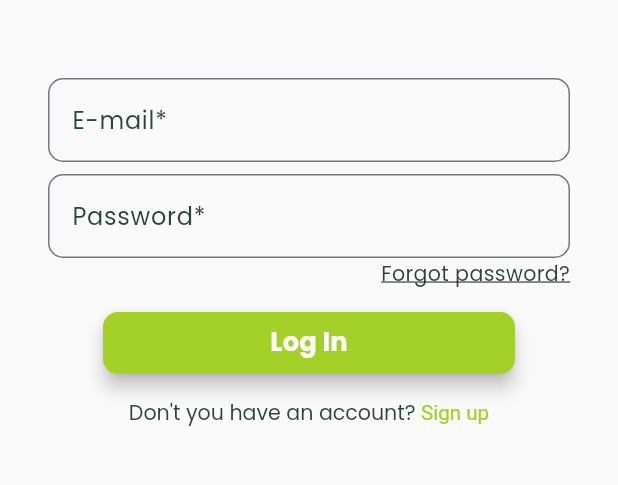
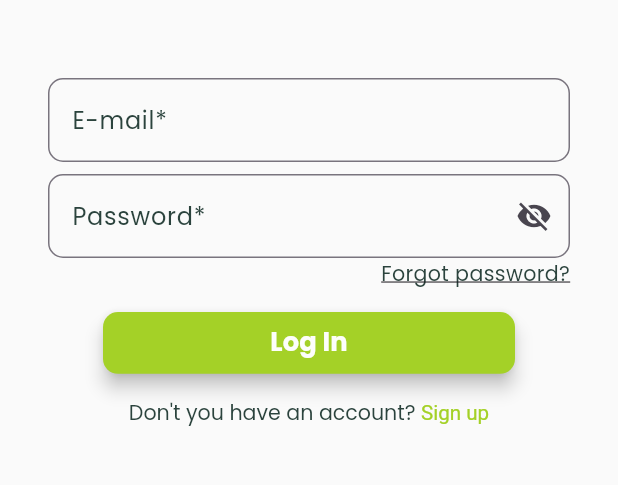
Before and after one commit to ekinalaydin/plant_app, a Flutter app: the screen it shows after launch, on a phone screen of 412 x 824 dp, the part 258-743 px from its top. Run offline on Flutter 3.47's test engine with Material 3 defaults, Android fonts, the phone set to English and light mode, and no system bars; our stand-ins replace dropdown_search, firebase_auth, firebase_core, geocoding, get, google_fonts and 4 more; accounts and stored records are empty.

Commit message:
posttan sonra navbar, sifre gorme, signup popup

```diff
--- a/lib/widgets/login/sign_in_form.dart
+++ b/lib/widgets/login/sign_in_form.dart
@@ -19,6 +19,7 @@ class _SignInFormState extends State<SignInForm> {
   final _formKey = GlobalKey<FormState>();
   String _email = '';
   String _password = '';
+  bool _isPasswordVisible = false;
   final TextEditingController _emailController = TextEditingController();
   final TextEditingController _passwordController = TextEditingController();
 
@@ -212,9 +213,21 @@ class _SignInFormState extends State<SignInForm> {
                           width: 2.0,
                         ),
                       ),
+                      suffixIcon: IconButton(
+                        icon: Icon(
+                          _isPasswordVisible
+                              ? Icons.visibility
+                              : Icons.visibility_off,
+                        ),
+                        onPressed: () {
+                          setState(() {
+                            _isPasswordVisible = !_isPasswordVisible;
+                          });
+                        },
+                      ),
                     ),
                     cursorColor: Colors.black,
-                    obscureText: true,
+                    obscureText: !_isPasswordVisible,
                     validator: _validatePassword,
                     onChanged: (value) {
                       setState(() {
```
Also changed, not shown: lib/widgets/bottom_navigation.dart (+13 -5 lines), lib/widgets/create_post.dart (+1 -6 lines), lib/widgets/login/sign_up_form.dart (+38 -4 lines).
